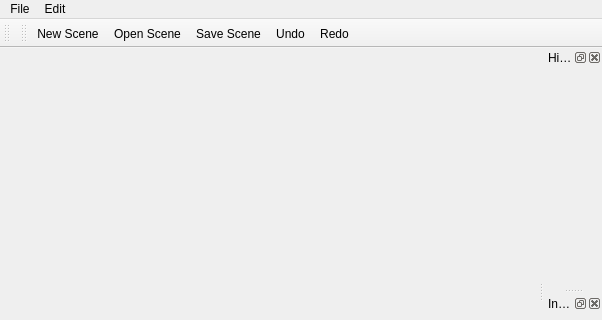
This is JopeEditor/mainwindow.ui in PatatesIDracs/Colorines-Programming as Qt 5 draws it before an edit; both pictures show x 0 to 602 and y 0 to 320 of the 602 by 556 pixel window. The edited form follows.
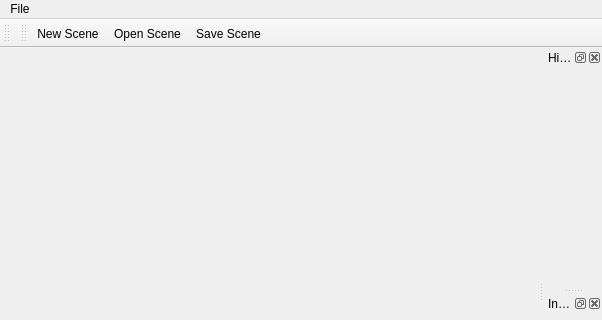
This is the edited form. Icons and pictures are not drawn.

The edit to the form file:
```diff
--- a/JopeEditor/mainwindow.ui
+++ b/JopeEditor/mainwindow.ui
@@ -33,15 +33,7 @@
     <addaction name="separator"/>
     <addaction name="actionExit"/>
    </widget>
-   <widget class="QMenu" name="menuEdit">
-    <property name="title">
-     <string>Edit</string>
-    </property>
-    <addaction name="actionUndo"/>
-    <addaction name="actionRedo"/>
-   </widget>
    <addaction name="menuFile"/>
-   <addaction name="menuEdit"/>
   </widget>
   <widget class="QToolBar" name="mainToolBar">
    <attribute name="toolBarArea">
@@ -83,8 +75,6 @@
    <addaction name="actionCreate_new_scene"/>
    <addaction name="actionOpen_File"/>
    <addaction name="actionSave_Scene"/>
-   <addaction name="actionUndo"/>
-   <addaction name="actionRedo"/>
   </widget>
   <action name="actionCreate_new_scene">
    <property name="icon">
```
